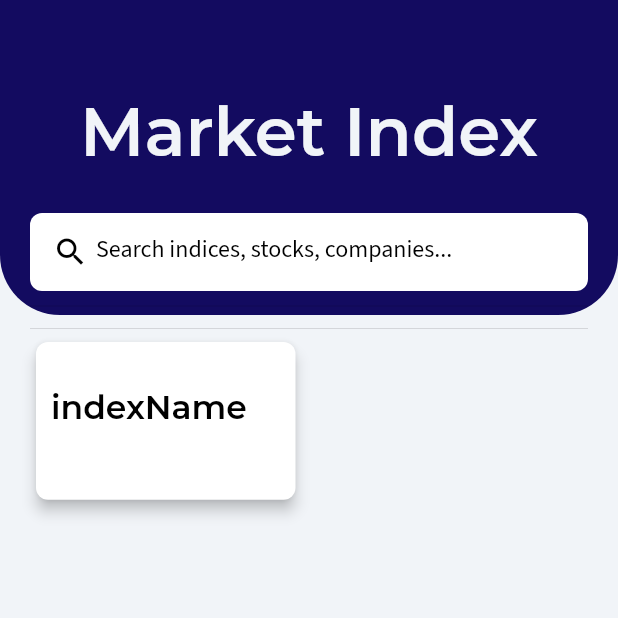
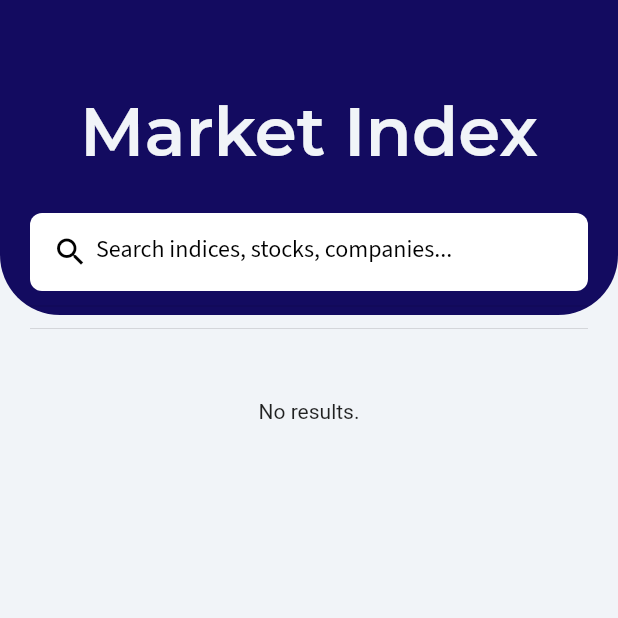
Before and after one commit to lordward3/updated, a Flutter app: the HomeIndexPageWidget screen opened directly, on a phone screen of 412 x 824 dp, the top half of it. Run offline on Flutter 3.47's test engine with Material 2 defaults, Android fonts, the phone set to English and light mode, and no system bars; our stand-ins replace auto_size_text, built_collection, built_value, cloud_firestore, firebase_auth, firebase_core and 7 more; missing offline and left inert: flutter_facebook_auth; accounts and stored records are empty; generated files the repository leaves out were written again; network calls fail.

```diff
--- /dev/null
+++ b/lib/backend/schema/indices_record.dart
@@ -0,0 +1,44 @@
+import 'dart:async';
+
+import 'index.dart';
+import 'serializers.dart';
+import 'package:built_value/built_value.dart';
+
+part 'indices_record.g.dart';
+
+abstract class IndicesRecord
+    implements Built<IndicesRecord, IndicesRecordBuilder> {
+  static Serializer<IndicesRecord> get serializer => _$indicesRecordSerializer;
+
+  @nullable
+  String get index;
+
+  @nullable
+  @BuiltValueField(wireName: kDocumentReferenceField)
+  DocumentReference get reference;
+
+  static void _initializeBuilder(IndicesRecordBuilder builder) =>
+      builder..index = '';
+
+  static CollectionReference get collection =>
+      FirebaseFirestore.instance.collection('indices');
+
+  static Stream<IndicesRecord> getDocument(DocumentReference ref) => ref
+      .snapshots()
+      .map((s) => serializers.deserializeWith(serializer, serializedData(s)));
+
+  IndicesRecord._();
+  factory IndicesRecord([void Function(IndicesRecordBuilder) updates]) =
+      _$IndicesRecord;
+
+  static IndicesRecord getDocumentFromData(
+          Map<String, dynamic> data, DocumentReference reference) =>
+      serializers.deserializeWith(
+          serializer, {...data, kDocumentReferenceField: reference});
+}
+
+Map<String, dynamic> createIndicesRecordData({
+  String index,
+}) =>
+    serializers.toFirestore(
+        IndicesRecord.serializer, IndicesRecord((i) => i..index = index));
--- a/lib/backend/schema/serializers.dart
+++ b/lib/backend/schema/serializers.dart
@@ -1,6 +1,8 @@
 import 'package:built_value/standard_json_plugin.dart';
 
 import 'user_table_record.dart';
+import 'indices_record.dart';
+import 'tickers_record.dart';
 
 import 'index.dart';
 
@@ -12,6 +14,8 @@ const kDocumentReferenceField = 'Document__Reference__Field';
 
 @SerializersFor(const [
   UserTableRecord,
+  IndicesRecord,
+  TickersRecord,
 ])
 final Serializers serializers = (_$serializers.toBuilder()
       ..add(DocumentReferenceSerializer())
--- a/lib/create_account_page/create_account_page_widget.dart
+++ b/lib/create_account_page/create_account_page_widget.dart
@@ -308,7 +308,7 @@ class _CreateAccountPageWidgetState extends State<CreateAccountPageWidget> {
                                               (r) => false,
                                             );
                                           },
-                                          text: 'Sign in with Google',
+                                          text: 'Sign up with Google',
                                           icon: Icon(
                                             Icons.add,
                                             color: Colors.transparent,
@@ -358,7 +358,7 @@ class _CreateAccountPageWidgetState extends State<CreateAccountPageWidget> {
                                 onPressed: () {
                                   print('Button pressed ...');
                                 },
-                                text: 'Sign in with Apple',
+                                text: 'Sign up with Apple',
                                 icon: FaIcon(
                                   FontAwesomeIcons.apple,
                                   size: 20,
@@ -394,7 +394,7 @@ class _CreateAccountPageWidgetState extends State<CreateAccountPageWidget> {
                                         onPressed: () {
                                           print('Button pressed ...');
                                         },
-                                        text: 'Login with Facebook',
+                                        text: 'Sign up with Facebook',
                                         icon: Icon(
                                           Icons.add,
                                           color: Colors.transparent,
--- a/lib/home_index_page/home_index_page_widget.dart
+++ b/lib/home_index_page/home_index_page_widget.dart
@@ -1,11 +1,10 @@
 import '../auth/auth_util.dart';
-import '../backend/api_requests/api_calls.dart';
-import '../department_highlights_page/department_highlights_page_widget.dart';
+import '../backend/backend.dart';
 import '../flutter_flow/flutter_flow_theme.dart';
 import '../flutter_flow/flutter_flow_util.dart';
 import '../flutter_flow/flutter_flow_widgets.dart';
 import '../login_page/login_page_widget.dart';
-import '../search_results_page/search_results_page_widget.dart';
+import '../test/test_widget.dart';
 import 'package:flutter/material.dart';
 import 'package:google_fonts/google_fonts.dart';
 
@@ -428,23 +427,10 @@ class _HomeIndexPageWidgetState extends State<HomeIndexPageWidget> {
                               child: Row(
                                 mainAxisSize: MainAxisSize.max,
                                 children: [
-                                  InkWell(
-                                    onTap: () async {
-                                      await Navigator.push(
-                                        context,
-                                        MaterialPageRoute(
-                                          builder: (context) =>
-                                              SearchResultsPageWidget(
-                                            searchTerm: textController.text,
-                                          ),
-                                        ),
-                                      );
-                                    },
-                                    child: Icon(
+                                  Icon(
                                     Icons.search,
                                     color: Colors.black,
                                     size: 24,
-                                    ),
                                   ),
                                   Expanded(
                                     child: Padding(
@@ -504,7 +490,29 @@ class _HomeIndexPageWidgetState extends State<HomeIndexPageWidget> {
                         Divider(
                           height: 10,
                         ),
-                        GridView(
+                        StreamBuilder<List<IndicesRecord>>(
+                          stream: queryIndicesRecord(
+                            queryBuilder: (indicesRecord) =>
+                                indicesRecord.orderBy('index'),
+                            limit: 10,
+                          ),
+                          builder: (context, snapshot) {
+                            // Customize what your widget looks like when it's loading.
+                            if (!snapshot.hasData) {
+                              return Center(child: CircularProgressIndicator());
+                            }
+                            List<IndicesRecord> gridViewIndicesRecordList =
+                                snapshot.data;
+                            // Customize what your widget looks like with no query results.
+                            if (snapshot.data.isEmpty) {
+                              return Container(
+                                height: 100,
+                                child: Center(
+                                  child: Text('No results.'),
+                                ),
+                              );
+                            }
+                            return GridView.builder(
                               padding: EdgeInsets.zero,
                               gridDelegate:
                                   SliverGridDelegateWithFixedCrossAxisCount(
@@ -516,8 +524,23 @@ class _HomeIndexPageWidgetState extends State<HomeIndexPageWidget> {
                               primary: false,
                               shrinkWrap: true,
                               scrollDirection: Axis.vertical,
-                          children: [
-                            Card(
+                              itemCount: gridViewIndicesRecordList.length,
+                              itemBuilder: (context, gridViewIndex) {
+                                final gridViewIndicesRecord =
+                                    gridViewIndicesRecordList[gridViewIndex];
+                                return InkWell(
+                                  onTap: () async {
+                                    await Navigator.push(
+                                      context,
+                                      MaterialPageRoute(
+                                        builder: (context) => TestWidget(
+                                          indexParam:
+                                              gridViewIndicesRecord.index,
+                                        ),
+                                      ),
+                                    );
+                                  },
+                                  child: Card(
                                     clipBehavior: Clip.antiAliasWithSaveLayer,
                                     color: Colors.white,
                                     elevation: 4,
@@ -529,14 +552,16 @@ class _HomeIndexPageWidgetState extends State<HomeIndexPageWidget> {
                                       children: [
                                         Row(
                                           mainAxisSize: MainAxisSize.max,
+                                          mainAxisAlignment:
+                                              MainAxisAlignment.center,
                                           children: [
                                             Align(
                                               alignment: Alignment(0, 0),
                                               child: Padding(
-                                          padding:
-                                              EdgeInsets.fromLTRB(10, 30, 5, 0),
+                                                padding: EdgeInsets.fromLTRB(
+                                                    10, 30, 10, 0),
                                                 child: Text(
-                                            'indexName',
+                                                  gridViewIndicesRecord.index,
                                                   textAlign: TextAlign.center,
                                                   style: FlutterFlowTheme.title1
                                                       .override(
@@ -549,8 +574,11 @@ class _HomeIndexPageWidgetState extends State<HomeIndexPageWidget> {
                                         )
                                       ],
                                     ),
-                            )
-                          ],
+                                  ),
+                                );
+                              },
+                            );
+                          },
                         )
                       ],
                     ),
--- a/lib/individual_stock_page/individual_stock_page_widget.dart
+++ b/lib/individual_stock_page/individual_stock_page_widget.dart
@@ -1,5 +1,3 @@
-import '../auth/auth_util.dart';
-import '../backend/backend.dart';
 import '../components/buy_sell_call_widget.dart';
 import '../flutter_flow/flutter_flow_theme.dart';
 import '../flutter_flow/flutter_flow_util.dart';
--- a/lib/my_watch_list/my_watch_list_widget.dart
+++ b/lib/my_watch_list/my_watch_list_widget.dart
@@ -1,7 +1,4 @@
-import '../art_piece_page/art_piece_page_widget.dart';
 import '../auth/auth_util.dart';
-import '../backend/api_requests/api_calls.dart';
-import '../backend/backend.dart';
 import '../components/buy_sell_call_widget.dart';
 import '../flutter_flow/flutter_flow_theme.dart';
 import '../flutter_flow/flutter_flow_util.dart';
--- a/lib/search_results_page/search_results_page_widget.dart
+++ b/lib/search_results_page/search_results_page_widget.dart
@@ -1,5 +1,3 @@
-import '../art_piece_page/art_piece_page_widget.dart';
-import '../backend/api_requests/api_calls.dart';
 import '../flutter_flow/flutter_flow_theme.dart';
 import '../flutter_flow/flutter_flow_util.dart';
 import 'package:auto_size_text/auto_size_text.dart';
```
Also changed, not shown: lib/backend/backend.dart (+18 -0 lines), lib/backend/schema/tickers_record.dart (added, +52 -0 lines), lib/stocklist_page/stocklist_page_widget.dart (+50 -21 lines), 2 other files. Lines whose indentation alone changed are shown as unchanged.
